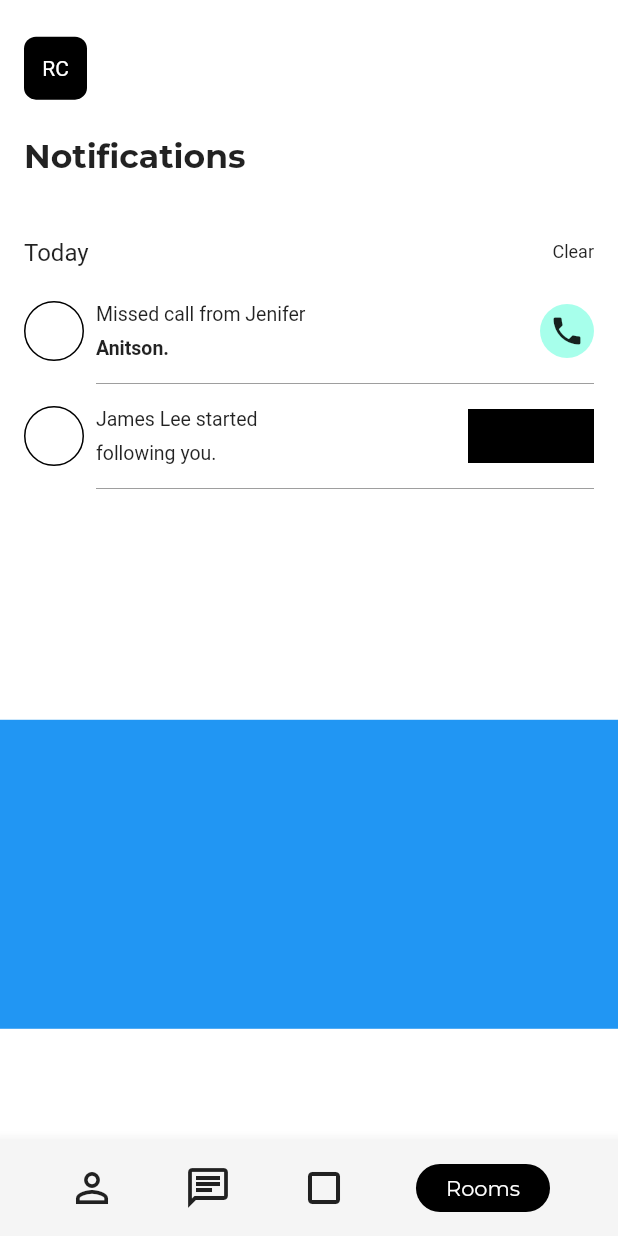
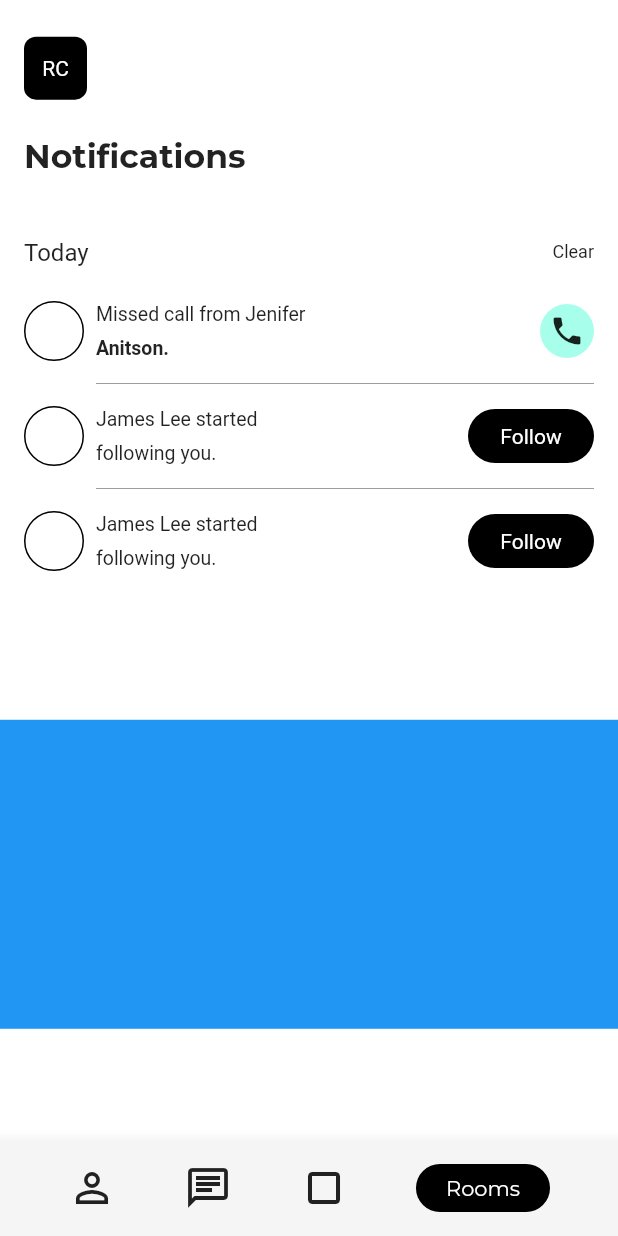
Before and after one commit to JAICHANGPARK/flutter_notebook_8th_story, a Flutter app: the SocialHomePage screen opened by its route, on a phone screen of 412 x 824 dp. Run offline on Flutter 3.47's test engine with Material 2 defaults, Android fonts, the phone set to English and light mode, and no system bars; our stand-ins replace badges, flutter_hooks, google_fonts, hooks_riverpod, state_notifier.

Commit message:
Update social_home_page.dart

```diff
--- a/lib/ep588_social_app/social_home_page.dart
+++ b/lib/ep588_social_app/social_home_page.dart
@@ -55,12 +55,14 @@ class _SocialHomePageState extends State<SocialHomePage> {
               child: SingleChildScrollView(
                 child: Column(
                   children: [
-                    SizedBox(height: 24,),
+                    SizedBox(
+                      height: 24,
+                    ),
                     Container(
                       height: MediaQuery.of(context).size.height / 2.7,
                       decoration: BoxDecoration(
-                        // color: Colors.blue,
-                      ),
+                          // color: Colors.blue,
+                          ),
                       padding: EdgeInsets.symmetric(horizontal: 16),
                       child: Column(
                         children: [
@@ -69,9 +71,10 @@ class _SocialHomePageState extends State<SocialHomePage> {
                             child: Row(
                               mainAxisAlignment: MainAxisAlignment.spaceBetween,
                               children: [
-                                Text("Today",style: TextStyle(
-                                  fontSize: 16
-                                ),),
+                                Text(
+                                  "Today",
+                                  style: TextStyle(fontSize: 16),
+                                ),
                                 Text(
                                   "Clear",
                                   style: TextStyle(fontSize: 12),
@@ -164,11 +167,15 @@ class _SocialHomePageState extends State<SocialHomePage> {
                               Container(
                                 height: 36,
                                 width: 84,
-                                decoration: BoxDecoration(
-                                  color: Colors.black
-
+                                decoration: BoxDecoration(color: Colors.black, borderRadius: BorderRadius.circular(24)),
+                                child: Center(
+                                  child: Text(
+                                    "Follow",
+                                    style: TextStyle(
+                                      color: Colors.white,
+                                    ),
+                                  ),
                                 ),
-                                child: Icon(Icons.phone),
                               )
                             ],
                           ),
@@ -177,7 +184,56 @@ class _SocialHomePageState extends State<SocialHomePage> {
                             child: Divider(
                               color: Colors.grey,
                             ),
-                          )
+                          ),
+                          Row(
+                            children: [
+                              Container(
+                                height: 40,
+                                width: 40,
+                                decoration: BoxDecoration(
+                                    color: Colors.white,
+                                    shape: BoxShape.circle,
+                                    border: Border.all(color: Colors.black)),
+                              ),
+                              Padding(
+                                padding: const EdgeInsets.all(8.0),
+                                child: Column(
+                                  crossAxisAlignment: CrossAxisAlignment.start,
+                                  children: [
+                                    Text(
+                                      "James Lee started",
+                                      style: TextStyle(fontSize: 13),
+                                    ),
+                                    SizedBox(
+                                      height: 8,
+                                    ),
+                                    Text(
+                                      "following you.",
+                                      style: TextStyle(
+                                        fontSize: 13,
+                                      ),
+                                    )
+                                  ],
+                                ),
+                              ),
+                              Spacer(),
+                              Container(
+                                height: 36,
+                                width: 84,
+                                decoration: BoxDecoration(
+                                    color: Colors.black,
+                                    borderRadius: BorderRadius.circular(24)
+
+                                ),
+                                child: Center(
+                                  child: Text("Follow", style: TextStyle(
+                                    color: Colors.white,
+                                  ),),
+                                ),
+                              )
+                            ],
+                          ),
+
                         ],
                       ),
                     ),
```
